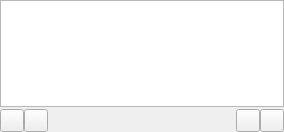
The window that gui/folderpage.ui (CDrummond/cantata) describes before a commit, drawn with Qt 5.
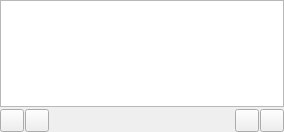
The same window after the commit. Custom widgets are drawn as their Qt base class.

```diff
--- a/gui/folderpage.ui
+++ b/gui/folderpage.ui
@@ -32,7 +32,7 @@
    <item>
     <layout class="QHBoxLayout" name="hlayout">
      <property name="spacing">
-      <number>0</number>
+      <number>1</number>
      </property>
      <property name="leftMargin">
       <number>0</number>
```
